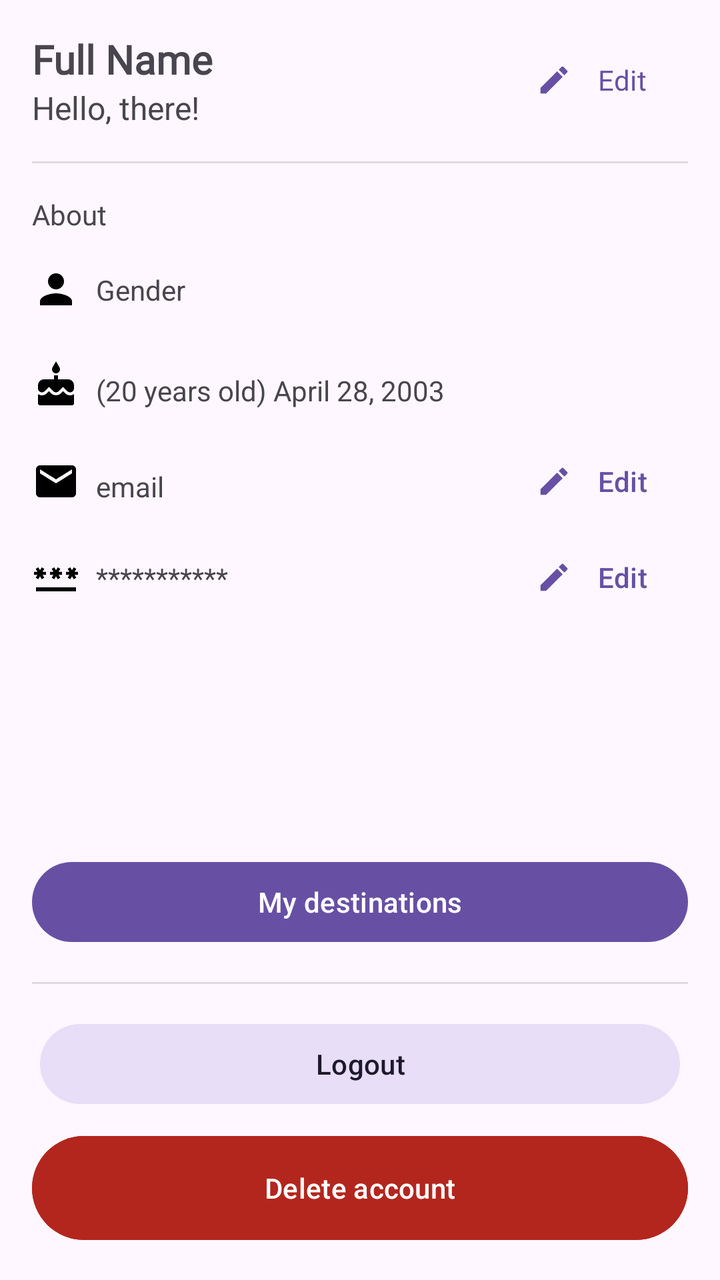
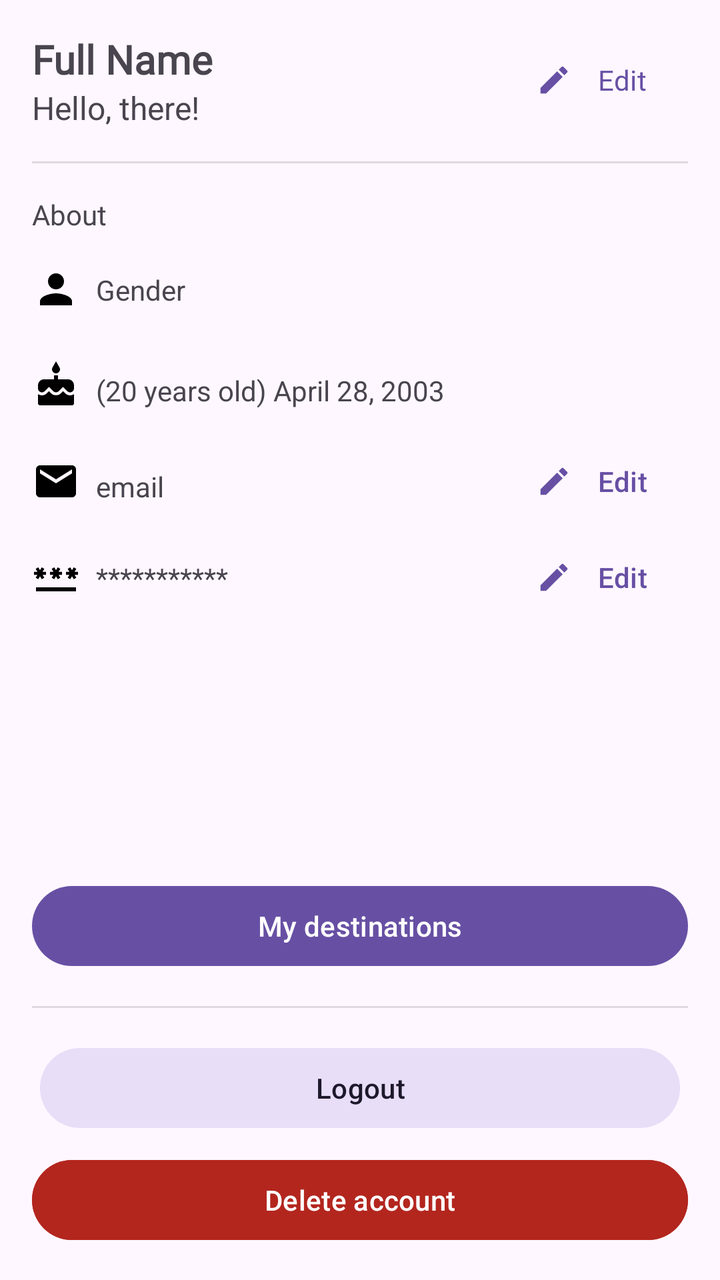

Compare the two renders of this Android layout. The source of the first and the diff that turns it into the second are given below.
<!-- AndroidManifest.xml: application theme Theme.RmmcTourism -->
<!-- res/layout/fragment_profile.xml -->
<?xml version="1.0" encoding="utf-8"?>
<androidx.constraintlayout.widget.ConstraintLayout xmlns:android="http://schemas.android.com/apk/res/android"
    xmlns:app="http://schemas.android.com/apk/res-auto"
    xmlns:tools="http://schemas.android.com/tools"
    android:id="@+id/frameLayout4"
    android:layout_width="match_parent"
    android:layout_height="match_parent"
    tools:context=".fragments.Profile" >

    <TextView
        android:id="@+id/tv_proflle_username"
        android:layout_width="0dp"
        android:layout_height="wrap_content"
        android:layout_marginStart="16dp"
        android:layout_marginTop="16dp"
        android:layout_marginEnd="16dp"
        android:fontFamily="@font/inter_bold"
        android:text="Full Name"
        android:textSize="20sp"
        android:textStyle="bold"
        app:layout_constraintEnd_toStartOf="@+id/btn_edit_profile"
        app:layout_constraintHorizontal_bias="0.0"
        app:layout_constraintStart_toStartOf="parent"
        app:layout_constraintTop_toTopOf="parent" />

    <TextView
        android:id="@+id/tv_profile_fullname"
        android:layout_width="wrap_content"
        android:layout_height="wrap_content"
        android:layout_marginStart="16dp"
        android:text="Hello, there!"
        android:textSize="16sp"
        app:layout_constraintEnd_toStartOf="@+id/btn_edit_profile"
        app:layout_constraintHorizontal_bias="0.0"
        app:layout_constraintStart_toStartOf="parent"
        app:layout_constraintTop_toBottomOf="@+id/tv_proflle_username" />

    <Button
        android:id="@+id/btn_edit_profile"
        style="@style/Widget.Material3.Button.TextButton"
        android:layout_width="wrap_content"
        android:layout_height="wrap_content"
        android:layout_marginEnd="16dp"
        android:fontFamily="@font/inter_medium"
        android:text="Edit"
        app:icon="@drawable/ic_edit_profile"
        app:layout_constraintBottom_toBottomOf="@+id/tv_profile_fullname"
        app:layout_constraintEnd_toEndOf="parent"
        app:layout_constraintTop_toTopOf="@+id/tv_proflle_username"
        app:layout_constraintVertical_bias="0.0" />

    <View
        android:id="@+id/divider5"
        android:layout_width="0dp"
        android:layout_height="1dp"
        android:layout_marginStart="16dp"
        android:layout_marginTop="16dp"
        android:layout_marginEnd="16dp"
        android:background="?android:attr/listDivider"
        app:layout_constraintEnd_toEndOf="parent"
        app:layout_constraintStart_toStartOf="parent"
        app:layout_constraintTop_toBottomOf="@+id/tv_profile_fullname" />

    <TextView
        android:id="@+id/textView20"
        android:layout_width="0dp"
        android:layout_height="wrap_content"
        android:layout_marginStart="16dp"
        android:layout_marginTop="16dp"
        android:layout_marginEnd="16dp"
        android:fontFamily="@font/inter_bold"
        android:text="About"
        app:layout_constraintEnd_toEndOf="parent"
        app:layout_constraintStart_toStartOf="parent"
        app:layout_constraintTop_toBottomOf="@+id/divider5" />

    <ImageView
        android:id="@+id/imageView6"
        android:layout_width="wrap_content"
        android:layout_height="wrap_content"
        android:layout_marginStart="16dp"
        android:layout_marginTop="16dp"
        android:src="@drawable/ic_gender"
        app:layout_constraintStart_toStartOf="parent"
        app:layout_constraintTop_toBottomOf="@+id/textView20" />

    <ImageView
        android:id="@+id/imageView7"
        android:layout_width="wrap_content"
        android:layout_height="wrap_content"
        android:layout_marginStart="16dp"
        android:layout_marginTop="24dp"
        android:src="@drawable/ic_birthdate"
        app:layout_constraintStart_toStartOf="parent"
        app:layout_constraintTop_toBottomOf="@+id/imageView6"
        app:srcCompat="@drawable/ic_birthdate" />

    <ImageView
        android:id="@+id/imageView8"
        android:layout_width="wrap_content"
        android:layout_height="wrap_content"
        android:layout_marginStart="16dp"
        android:layout_marginTop="24dp"
        android:src="@drawable/ic_email"
        app:layout_constraintStart_toStartOf="parent"
        app:layout_constraintTop_toBottomOf="@+id/imageView7"
        app:srcCompat="@drawable/ic_email" />

    <TextView
        android:id="@+id/tv_profile_gender"
        android:layout_width="wrap_content"
        android:layout_height="wrap_content"
        android:layout_marginStart="8dp"
        android:text="Gender"
        app:layout_constraintBottom_toBottomOf="@+id/imageView6"
        app:layout_constraintStart_toEndOf="@+id/imageView6"
        app:layout_constraintTop_toTopOf="@+id/imageView6" />

    <TextView
        android:id="@+id/tv_profile_birthdate"
        android:layout_width="wrap_content"
        android:layout_height="wrap_content"
        android:layout_marginStart="8dp"
        android:text="(20 years old) April 28, 2003"
        app:layout_constraintBottom_toBottomOf="@+id/imageView7"
        app:layout_constraintStart_toEndOf="@+id/imageView6"
        app:layout_constraintTop_toTopOf="@+id/imageView7"
        app:layout_constraintVertical_bias="1.0" />

    <TextView
        android:id="@+id/tv_profile_email"
        android:layout_width="wrap_content"
        android:layout_height="wrap_content"
        android:layout_marginStart="8dp"
        android:text="email"
        app:layout_constraintBottom_toBottomOf="@+id/imageView8"
        app:layout_constraintStart_toEndOf="@+id/imageView6"
        app:layout_constraintTop_toTopOf="@+id/imageView8"
        app:layout_constraintVertical_bias="1.0" />

    <Button
        android:id="@+id/btn_delete_account"
        android:layout_width="0dp"
        android:layout_height="60dp"
        android:layout_marginStart="16dp"
        android:layout_marginEnd="16dp"
        android:layout_marginBottom="16dp"
        android:backgroundTint="?attr/colorError"
        android:text="Delete account"
        app:layout_constraintBottom_toBottomOf="parent"
        app:layout_constraintEnd_toEndOf="parent"
        app:layout_constraintHorizontal_bias="0.0"
        app:layout_constraintStart_toStartOf="parent" />

    <Button
        android:id="@+id/btn_logout"
        style="?attr/materialIconButtonFilledTonalStyle"
        android:layout_width="0dp"
        android:layout_height="wrap_content"
        android:layout_marginStart="16dp"
        android:layout_marginEnd="16dp"
        android:layout_marginBottom="8dp"
        android:text="Logout"
        app:layout_constraintBottom_toTopOf="@+id/btn_delete_account"
        app:layout_constraintEnd_toEndOf="parent"
        app:layout_constraintStart_toStartOf="parent" />

    <Button
        android:id="@+id/btn_my_destinations"
        android:layout_width="0dp"
        android:layout_height="wrap_content"
        android:layout_marginStart="16dp"
        android:layout_marginEnd="16dp"
        android:layout_marginBottom="16dp"
        android:text="My destinations"
        app:layout_constraintBottom_toTopOf="@+id/divider6"
        app:layout_constraintEnd_toEndOf="parent"
        app:layout_constraintHorizontal_bias="1.0"
        app:layout_constraintStart_toStartOf="parent" />

    <Button
        android:id="@+id/btn_edit_email"
        style="@style/Widget.Material3.Button.TextButton"
        android:layout_width="wrap_content"
        android:layout_height="wrap_content"
        android:layout_marginEnd="16dp"
        android:text="Edit"
        app:icon="@drawable/ic_edit_profile"
        app:layout_constraintBottom_toBottomOf="@+id/imageView8"
        app:layout_constraintEnd_toEndOf="parent"
        app:layout_constraintTop_toTopOf="@+id/imageView8" />

    <ImageView
        android:id="@+id/imageView"
        android:layout_width="wrap_content"
        android:layout_height="wrap_content"
        android:layout_marginStart="16dp"
        android:layout_marginTop="24dp"
        android:src="@drawable/ic_password"
        app:layout_constraintStart_toStartOf="parent"
        app:layout_constraintTop_toBottomOf="@+id/imageView8" />

    <TextView
        android:id="@+id/textView23"
        android:layout_width="wrap_content"
        android:layout_height="wrap_content"
        android:layout_marginStart="8dp"
        android:text="***********"
        app:layout_constraintBottom_toBottomOf="@+id/imageView"
        app:layout_constraintStart_toEndOf="@+id/imageView"
        app:layout_constraintTop_toTopOf="@+id/imageView" />

    <Button
        android:id="@+id/btn_edit_password"
        style="@style/Widget.Material3.Button.TextButton"
        android:layout_width="wrap_content"
        android:layout_height="wrap_content"
        android:layout_marginEnd="16dp"
        android:text="Edit"
        app:icon="@drawable/ic_edit_profile"
        app:layout_constraintBottom_toBottomOf="@+id/imageView"
        app:layout_constraintEnd_toEndOf="parent"
        app:layout_constraintTop_toTopOf="@+id/imageView" />

    <View
        android:id="@+id/divider6"
        android:layout_width="0dp"
        android:layout_height="1dp"
        android:layout_marginStart="16dp"
        android:layout_marginEnd="16dp"
        android:layout_marginBottom="16dp"
        android:background="?android:attr/listDivider"
        app:layout_constraintBottom_toTopOf="@+id/btn_logout"
        app:layout_constraintEnd_toEndOf="parent"
        app:layout_constraintStart_toStartOf="parent" />

</androidx.constraintlayout.widget.ConstraintLayout>
<!-- resources referenced by this layout -->
<resources>
  <!-- drawable ic_birthdate (drawable) -->
  <vector android:height="24dp" android:tint="#000000"
      android:viewportHeight="24" android:viewportWidth="24"
      android:width="24dp" xmlns:android="http://schemas.android.com/apk/res/android">
      <path android:fillColor="@android:color/white" android:pathData="M12,6c1.11,0 2,-0.9 2,-2 0,-0.38 -0.1,-0.73 -0.29,-1.03L12,0l-1.71,2.97c-0.19,0.3 -0.29,0.65 -0.29,1.03 0,1.1 0.9,2 2,2zM16.6,15.99l-1.07,-1.07 -1.08,1.07c-1.3,1.3 -3.58,1.31 -4.89,0l-1.07,-1.07 -1.09,1.07C6.75,16.64 5.88,17 4.96,17c-0.73,0 -1.4,-0.23 -1.96,-0.61L3,21c0,0.55 0.45,1 1,1h16c0.55,0 1,-0.45 1,-1v-4.61c-0.56,0.38 -1.23,0.61 -1.96,0.61 -0.92,0 -1.79,-0.36 -2.44,-1.01zM18,9h-5L13,7h-2v2L6,9c-1.66,0 -3,1.34 -3,3v1.54c0,1.08 0.88,1.96 1.96,1.96 0.52,0 1.02,-0.2 1.38,-0.57l2.14,-2.13 2.13,2.13c0.74,0.74 2.03,0.74 2.77,0l2.14,-2.13 2.13,2.13c0.37,0.37 0.86,0.57 1.38,0.57 1.08,0 1.96,-0.88 1.96,-1.96L20.99,12C21,10.34 19.66,9 18,9z"/>
  </vector>
  <!-- drawable ic_edit_profile (drawable) -->
  <vector android:height="24dp" android:tint="#000000"
      android:viewportHeight="24" android:viewportWidth="24"
      android:width="24dp" xmlns:android="http://schemas.android.com/apk/res/android">
      <path android:fillColor="@android:color/white" android:pathData="M3,17.25V21h3.75L17.81,9.94l-3.75,-3.75L3,17.25zM20.71,7.04c0.39,-0.39 0.39,-1.02 0,-1.41l-2.34,-2.34c-0.39,-0.39 -1.02,-0.39 -1.41,0l-1.83,1.83 3.75,3.75 1.83,-1.83z"/>
  </vector>
  <!-- drawable ic_email (drawable) -->
  <vector android:height="24dp" android:tint="#000000"
      android:viewportHeight="24" android:viewportWidth="24"
      android:width="24dp" xmlns:android="http://schemas.android.com/apk/res/android">
      <path android:fillColor="@android:color/white" android:pathData="M20,4L4,4c-1.1,0 -1.99,0.9 -1.99,2L2,18c0,1.1 0.9,2 2,2h16c1.1,0 2,-0.9 2,-2L22,6c0,-1.1 -0.9,-2 -2,-2zM20,8l-8,5 -8,-5L4,6l8,5 8,-5v2z"/>
  </vector>
  <!-- drawable ic_gender (drawable) -->
  <vector android:height="24dp" android:tint="#000000"
      android:viewportHeight="24" android:viewportWidth="24"
      android:width="24dp" xmlns:android="http://schemas.android.com/apk/res/android">
      <path android:fillColor="@android:color/white" android:pathData="M12,12c2.21,0 4,-1.79 4,-4s-1.79,-4 -4,-4 -4,1.79 -4,4 1.79,4 4,4zM12,14c-2.67,0 -8,1.34 -8,4v2h16v-2c0,-2.66 -5.33,-4 -8,-4z"/>
  </vector>
  <!-- drawable ic_password (drawable) -->
  <vector android:height="24dp" android:tint="#000000"
      android:viewportHeight="24" android:viewportWidth="24"
      android:width="24dp" xmlns:android="http://schemas.android.com/apk/res/android">
      <path android:fillColor="@android:color/white" android:pathData="M2,17h20v2H2V17zM3.15,12.95L4,11.47l0.85,1.48l1.3,-0.75L5.3,10.72H7v-1.5H5.3l0.85,-1.47L4.85,7L4,8.47L3.15,7l-1.3,0.75L2.7,9.22H1v1.5h1.7L1.85,12.2L3.15,12.95zM9.85,12.2l1.3,0.75L12,11.47l0.85,1.48l1.3,-0.75l-0.85,-1.48H15v-1.5h-1.7l0.85,-1.47L12.85,7L12,8.47L11.15,7l-1.3,0.75l0.85,1.47H9v1.5h1.7L9.85,12.2zM23,9.22h-1.7l0.85,-1.47L20.85,7L20,8.47L19.15,7l-1.3,0.75l0.85,1.47H17v1.5h1.7l-0.85,1.48l1.3,0.75L20,11.47l0.85,1.48l1.3,-0.75l-0.85,-1.48H23V9.22z"/>
  </vector>
  <style name="Theme.RmmcTourism" parent="Base.Theme.RmmcTourism" />
  <style name="Base.Theme.RmmcTourism" parent="Theme.Material3.DayNight.NoActionBar">
          
          
      </style>
</resources>

<!-- the commit's change to res/layout/fragment_profile.xml (unified diff, before → after) -->
@@ -5,7 +5,7 @@
     android:id="@+id/frameLayout4"
     android:layout_width="match_parent"
     android:layout_height="match_parent"
-    tools:context=".fragments.Profile" >
+    tools:context=".fragments.Profile">
 
     <TextView
         android:id="@+id/tv_proflle_username"
@@ -141,7 +141,7 @@
     <Button
         android:id="@+id/btn_delete_account"
         android:layout_width="0dp"
-        android:layout_height="60dp"
+        android:layout_height="wrap_content"
         android:layout_marginStart="16dp"
         android:layout_marginEnd="16dp"
         android:layout_marginBottom="16dp"
<!-- resource entries referenced after the edit -->
@@ -1,34 +1,59 @@
 <!-- resources referenced by this layout -->
 <resources>
   <!-- drawable ic_birthdate (drawable) -->
-  <vector android:height="24dp" android:tint="#000000"
-      android:viewportHeight="24" android:viewportWidth="24"
-      android:width="24dp" xmlns:android="http://schemas.android.com/apk/res/android">
-      <path android:fillColor="@android:color/white" android:pathData="M12,6c1.11,0 2,-0.9 2,-2 0,-0.38 -0.1,-0.73 -0.29,-1.03L12,0l-1.71,2.97c-0.19,0.3 -0.29,0.65 -0.29,1.03 0,1.1 0.9,2 2,2zM16.6,15.99l-1.07,-1.07 -1.08,1.07c-1.3,1.3 -3.58,1.31 -4.89,0l-1.07,-1.07 -1.09,1.07C6.75,16.64 5.88,17 4.96,17c-0.73,0 -1.4,-0.23 -1.96,-0.61L3,21c0,0.55 0.45,1 1,1h16c0.55,0 1,-0.45 1,-1v-4.61c-0.56,0.38 -1.23,0.61 -1.96,0.61 -0.92,0 -1.79,-0.36 -2.44,-1.01zM18,9h-5L13,7h-2v2L6,9c-1.66,0 -3,1.34 -3,3v1.54c0,1.08 0.88,1.96 1.96,1.96 0.52,0 1.02,-0.2 1.38,-0.57l2.14,-2.13 2.13,2.13c0.74,0.74 2.03,0.74 2.77,0l2.14,-2.13 2.13,2.13c0.37,0.37 0.86,0.57 1.38,0.57 1.08,0 1.96,-0.88 1.96,-1.96L20.99,12C21,10.34 19.66,9 18,9z"/>
+  <vector xmlns:android="http://schemas.android.com/apk/res/android"
+      android:width="24dp"
+      android:height="24dp"
+      android:tint="#000000"
+      android:viewportWidth="24"
+      android:viewportHeight="24">
+      <path
+          android:fillColor="@android:color/white"
+          android:pathData="M12,6c1.11,0 2,-0.9 2,-2 0,-0.38 -0.1,-0.73 -0.29,-1.03L12,0l-1.71,2.97c-0.19,0.3 -0.29,0.65 -0.29,1.03 0,1.1 0.9,2 2,2zM16.6,15.99l-1.07,-1.07 -1.08,1.07c-1.3,1.3 -3.58,1.31 -4.89,0l-1.07,-1.07 -1.09,1.07C6.75,16.64 5.88,17 4.96,17c-0.73,0 -1.4,-0.23 -1.96,-0.61L3,21c0,0.55 0.45,1 1,1h16c0.55,0 1,-0.45 1,-1v-4.61c-0.56,0.38 -1.23,0.61 -1.96,0.61 -0.92,0 -1.79,-0.36 -2.44,-1.01zM18,9h-5L13,7h-2v2L6,9c-1.66,0 -3,1.34 -3,3v1.54c0,1.08 0.88,1.96 1.96,1.96 0.52,0 1.02,-0.2 1.38,-0.57l2.14,-2.13 2.13,2.13c0.74,0.74 2.03,0.74 2.77,0l2.14,-2.13 2.13,2.13c0.37,0.37 0.86,0.57 1.38,0.57 1.08,0 1.96,-0.88 1.96,-1.96L20.99,12C21,10.34 19.66,9 18,9z" />
   </vector>
   <!-- drawable ic_edit_profile (drawable) -->
-  <vector android:height="24dp" android:tint="#000000"
-      android:viewportHeight="24" android:viewportWidth="24"
-      android:width="24dp" xmlns:android="http://schemas.android.com/apk/res/android">
-      <path android:fillColor="@android:color/white" android:pathData="M3,17.25V21h3.75L17.81,9.94l-3.75,-3.75L3,17.25zM20.71,7.04c0.39,-0.39 0.39,-1.02 0,-1.41l-2.34,-2.34c-0.39,-0.39 -1.02,-0.39 -1.41,0l-1.83,1.83 3.75,3.75 1.83,-1.83z"/>
+  <vector xmlns:android="http://schemas.android.com/apk/res/android"
+      android:width="24dp"
+      android:height="24dp"
+      android:tint="#000000"
+      android:viewportWidth="24"
+      android:viewportHeight="24">
+      <path
+          android:fillColor="@android:color/white"
+          android:pathData="M3,17.25V21h3.75L17.81,9.94l-3.75,-3.75L3,17.25zM20.71,7.04c0.39,-0.39 0.39,-1.02 0,-1.41l-2.34,-2.34c-0.39,-0.39 -1.02,-0.39 -1.41,0l-1.83,1.83 3.75,3.75 1.83,-1.83z" />
   </vector>
   <!-- drawable ic_email (drawable) -->
-  <vector android:height="24dp" android:tint="#000000"
-      android:viewportHeight="24" android:viewportWidth="24"
-      android:width="24dp" xmlns:android="http://schemas.android.com/apk/res/android">
-      <path android:fillColor="@android:color/white" android:pathData="M20,4L4,4c-1.1,0 -1.99,0.9 -1.99,2L2,18c0,1.1 0.9,2 2,2h16c1.1,0 2,-0.9 2,-2L22,6c0,-1.1 -0.9,-2 -2,-2zM20,8l-8,5 -8,-5L4,6l8,5 8,-5v2z"/>
+  <vector xmlns:android="http://schemas.android.com/apk/res/android"
+      android:width="24dp"
+      android:height="24dp"
+      android:tint="#000000"
+      android:viewportWidth="24"
+      android:viewportHeight="24">
+      <path
+          android:fillColor="@android:color/white"
+          android:pathData="M20,4L4,4c-1.1,0 -1.99,0.9 -1.99,2L2,18c0,1.1 0.9,2 2,2h16c1.1,0 2,-0.9 2,-2L22,6c0,-1.1 -0.9,-2 -2,-2zM20,8l-8,5 -8,-5L4,6l8,5 8,-5v2z" />
   </vector>
   <!-- drawable ic_gender (drawable) -->
-  <vector android:height="24dp" android:tint="#000000"
-      android:viewportHeight="24" android:viewportWidth="24"
-      android:width="24dp" xmlns:android="http://schemas.android.com/apk/res/android">
-      <path android:fillColor="@android:color/white" android:pathData="M12,12c2.21,0 4,-1.79 4,-4s-1.79,-4 -4,-4 -4,1.79 -4,4 1.79,4 4,4zM12,14c-2.67,0 -8,1.34 -8,4v2h16v-2c0,-2.66 -5.33,-4 -8,-4z"/>
+  <vector xmlns:android="http://schemas.android.com/apk/res/android"
+      android:width="24dp"
+      android:height="24dp"
+      android:tint="#000000"
+      android:viewportWidth="24"
+      android:viewportHeight="24">
+      <path
+          android:fillColor="@android:color/white"
+          android:pathData="M12,12c2.21,0 4,-1.79 4,-4s-1.79,-4 -4,-4 -4,1.79 -4,4 1.79,4 4,4zM12,14c-2.67,0 -8,1.34 -8,4v2h16v-2c0,-2.66 -5.33,-4 -8,-4z" />
   </vector>
   <!-- drawable ic_password (drawable) -->
-  <vector android:height="24dp" android:tint="#000000"
-      android:viewportHeight="24" android:viewportWidth="24"
-      android:width="24dp" xmlns:android="http://schemas.android.com/apk/res/android">
-      <path android:fillColor="@android:color/white" android:pathData="M2,17h20v2H2V17zM3.15,12.95L4,11.47l0.85,1.48l1.3,-0.75L5.3,10.72H7v-1.5H5.3l0.85,-1.47L4.85,7L4,8.47L3.15,7l-1.3,0.75L2.7,9.22H1v1.5h1.7L1.85,12.2L3.15,12.95zM9.85,12.2l1.3,0.75L12,11.47l0.85,1.48l1.3,-0.75l-0.85,-1.48H15v-1.5h-1.7l0.85,-1.47L12.85,7L12,8.47L11.15,7l-1.3,0.75l0.85,1.47H9v1.5h1.7L9.85,12.2zM23,9.22h-1.7l0.85,-1.47L20.85,7L20,8.47L19.15,7l-1.3,0.75l0.85,1.47H17v1.5h1.7l-0.85,1.48l1.3,0.75L20,11.47l0.85,1.48l1.3,-0.75l-0.85,-1.48H23V9.22z"/>
+  <vector xmlns:android="http://schemas.android.com/apk/res/android"
+      android:width="24dp"
+      android:height="24dp"
+      android:tint="#000000"
+      android:viewportWidth="24"
+      android:viewportHeight="24">
+      <path
+          android:fillColor="@android:color/white"
+          android:pathData="M2,17h20v2H2V17zM3.15,12.95L4,11.47l0.85,1.48l1.3,-0.75L5.3,10.72H7v-1.5H5.3l0.85,-1.47L4.85,7L4,8.47L3.15,7l-1.3,0.75L2.7,9.22H1v1.5h1.7L1.85,12.2L3.15,12.95zM9.85,12.2l1.3,0.75L12,11.47l0.85,1.48l1.3,-0.75l-0.85,-1.48H15v-1.5h-1.7l0.85,-1.47L12.85,7L12,8.47L11.15,7l-1.3,0.75l0.85,1.47H9v1.5h1.7L9.85,12.2zM23,9.22h-1.7l0.85,-1.47L20.85,7L20,8.47L19.15,7l-1.3,0.75l0.85,1.47H17v1.5h1.7l-0.85,1.48l1.3,0.75L20,11.47l0.85,1.48l1.3,-0.75l-0.85,-1.48H23V9.22z" />
   </vector>
   <style name="Theme.RmmcTourism" parent="Base.Theme.RmmcTourism" />
   <style name="Base.Theme.RmmcTourism" parent="Theme.Material3.DayNight.NoActionBar">
